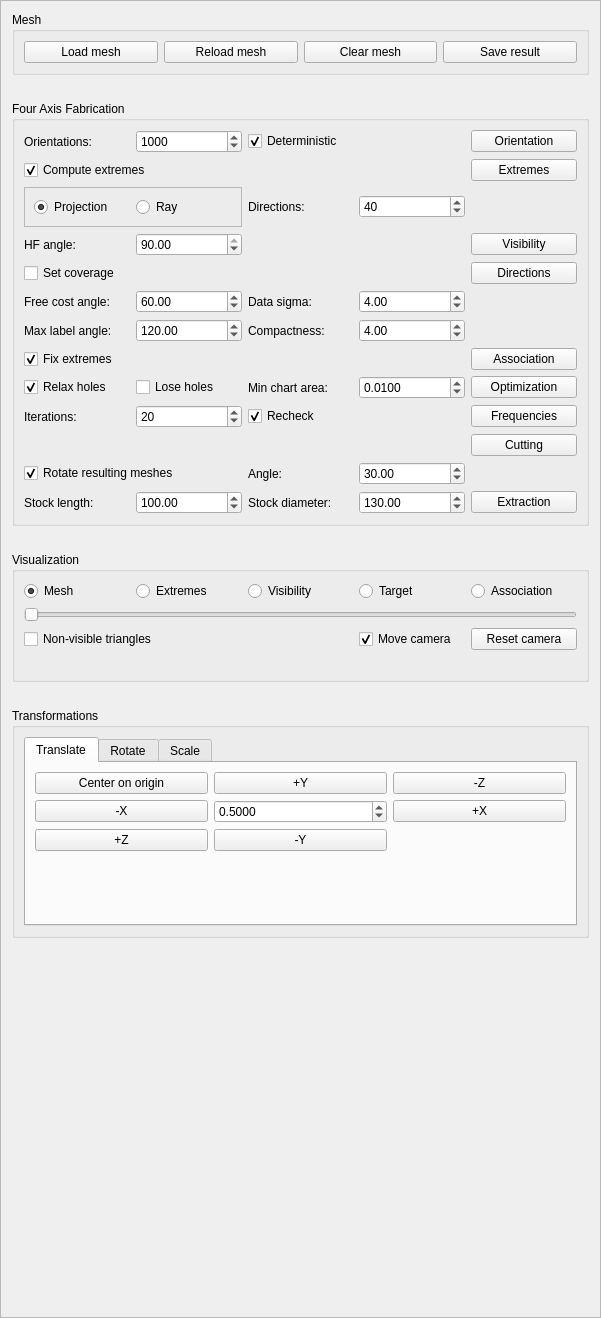
The window that GUI/managers/fouraxisfabricationmanager.ui (cg3hci/4AxisMilling) describes before a commit, drawn with Qt 5.
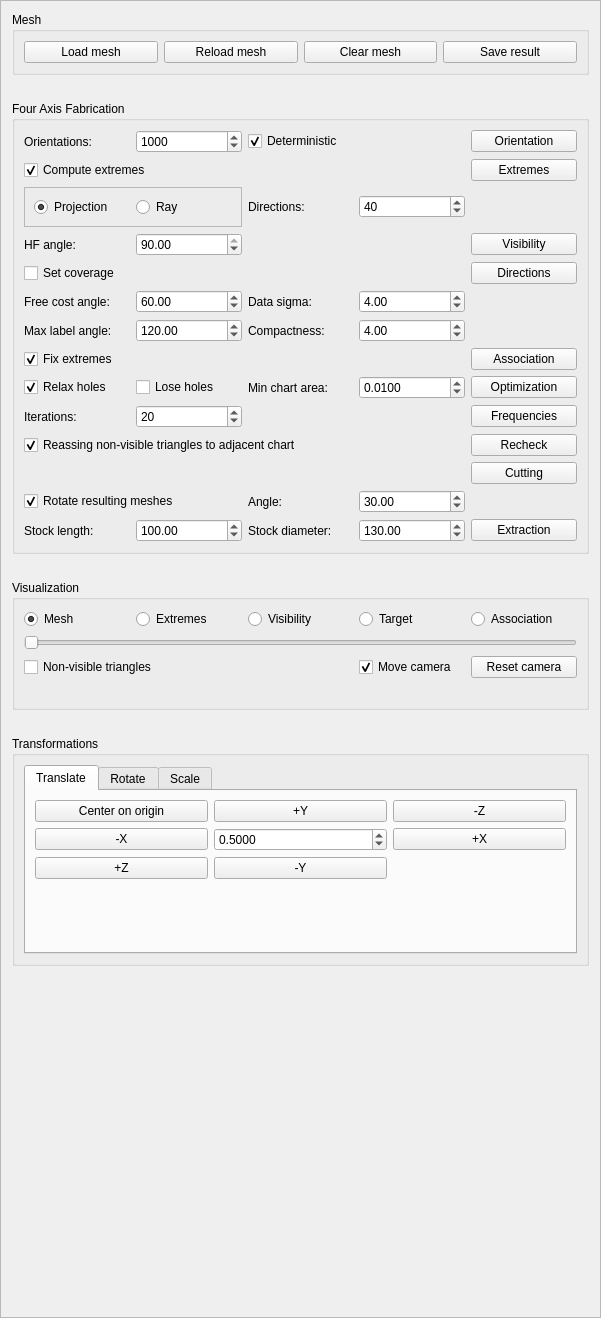
The same window after the commit.

Commit message: Cutting working for no fixed extremes Reassociation of non-visible triangles after frequencies are restored

The edit to the form file:
```diff
--- a/GUI/managers/fouraxisfabricationmanager.ui
+++ b/GUI/managers/fouraxisfabricationmanager.ui
@@ -461,16 +461,6 @@
         </property>
        </widget>
       </item>
-      <item row="15" column="3">
-       <widget class="QCheckBox" name="restoreFrequenciesRecheckCheckBox">
-        <property name="text">
-         <string>Recheck</string>
-        </property>
-        <property name="checked">
-         <bool>true</bool>
-        </property>
-       </widget>
-      </item>
       <item row="8" column="2">
        <widget class="QDoubleSpinBox" name="getAssociationFreeCostAngleSpinBox">
         <property name="maximum">
@@ -777,6 +767,23 @@
         </property>
        </widget>
       </item>
+      <item row="16" column="5">
+       <widget class="QPushButton" name="recheckVisibilityButton">
+        <property name="text">
+         <string>Recheck</string>
+        </property>
+       </widget>
+      </item>
+      <item row="16" column="1" colspan="4">
+       <widget class="QCheckBox" name="recheckVisibilityReassignNonVisibleCheckBox">
+        <property name="text">
+         <string>Reassing non-visible triangles to adjacent chart</string>
+        </property>
+        <property name="checked">
+         <bool>true</bool>
+        </property>
+       </widget>
+      </item>
      </layout>
     </widget>
    </item>
```
The commit also changes 5 other files.
